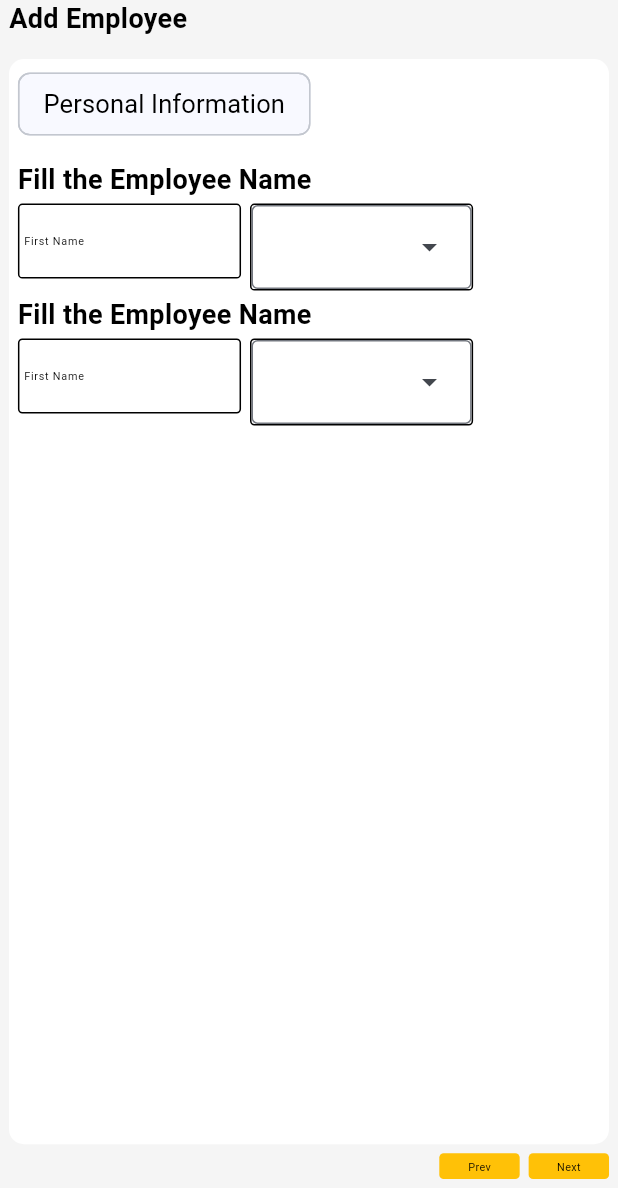
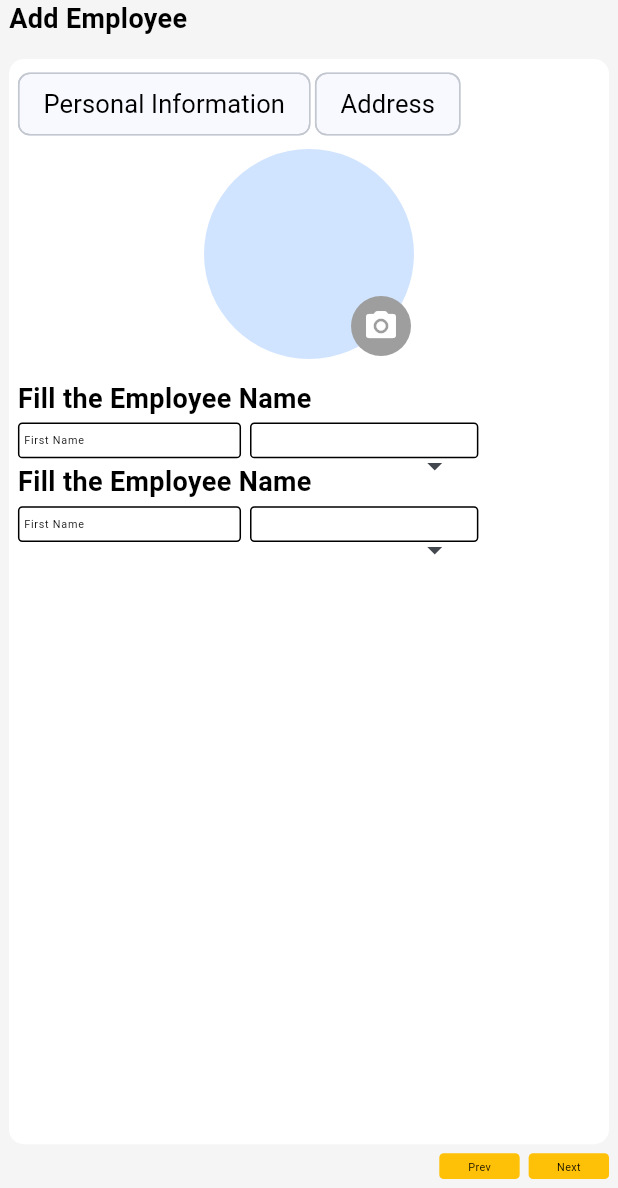
Before and after one commit to saravanan2k03/attandance_desktop_component, a Flutter app: the AddEmployeeData screen opened directly, on a phone screen of 412 x 824 dp, the part 48-1236 px from its top. Run offline on Flutter 3.47's test engine with Material 3 defaults, Android fonts, the phone set to English and light mode, and no system bars; our stand-ins replace sizer.

Commit message:
Implemented the Filling form

```diff
--- a/lib/EmployeeManagement/add_employee_data.dart
+++ b/lib/EmployeeManagement/add_employee_data.dart
@@ -68,6 +68,7 @@ class _AddEmployeeDataState extends State<AddEmployeeData> {
                         crossAxisAlignment: CrossAxisAlignment.start,
                         children: [
                           Wrap(
+                            spacing: 07.sp,
                             children: [
                               Chip(
                                 label: AppText.small(
@@ -75,8 +76,16 @@ class _AddEmployeeDataState extends State<AddEmployeeData> {
                                   fontSize: 17,
                                 ),
                               ),
+                              Chip(
+                                label: AppText.small(
+                                  "Address",
+                                  fontSize: 17,
+                                ),
+                              ),
                             ],
                           ),
+                          10.height,
+                          const ProfileUpload(),
                           15.height,
                           const Expanded(
                             child: SingleChildScrollView(
@@ -136,3 +145,39 @@ class _AddEmployeeDataState extends State<AddEmployeeData> {
     );
   }
 }
+
+class ProfileUpload extends StatelessWidget {
+  const ProfileUpload({
+    super.key,
+  });
+
+  @override
+  Widget build(BuildContext context) {
+    return const Row(
+      mainAxisAlignment: MainAxisAlignment.center,
+      children: [
+        Stack(
+          children: [
+            CircleAvatar(
+              radius: 70,
+            ),
+            Positioned(
+              bottom: 2,
+              right: 2,
+              child: CircleAvatar(
+                backgroundColor: Colors.grey,
+                radius: 20,
+                child: Center(
+                  child: Icon(
+                    Icons.camera_alt_rounded,
+                    color: Colors.white,
+                  ),
+                ),
+              ),
+            )
+          ],
+        )
+      ],
+    );
+  }
+}
--- a/lib/EmployeeManagement/custom_dropdown.dart
+++ b/lib/EmployeeManagement/custom_dropdown.dart
@@ -1,4 +1,6 @@
 import 'package:flutter/material.dart';
+import 'package:my_app/extension.dart';
+import 'package:sizer/sizer.dart';
 
 class MyDropdown extends StatefulWidget {
   const MyDropdown({super.key});
@@ -21,7 +23,14 @@ class MyDropdownState extends State<MyDropdown> {
   @override
   Widget build(BuildContext context) {
     return DropdownMenu<String>(
+      width: 50.sp,
       initialSelection: _selectedItem,
+      inputDecorationTheme: const InputDecorationTheme(
+        enabledBorder: InputBorder.none,
+        focusedBorder: InputBorder.none,
+        errorBorder: InputBorder.none,
+        disabledBorder: InputBorder.none,
+      ),
       dropdownMenuEntries:
           _dropdownItems.map<DropdownMenuEntry<String>>((String value) {
         return DropdownMenuEntry<String>(
@@ -35,6 +44,6 @@ class MyDropdownState extends State<MyDropdown> {
         });
       },
       hintText: "",
-    );
+    ).withPadding(padding: EdgeInsets.only(left: 05.sp));
   }
 }
--- a/lib/EmployeeManagement/filling_form.dart
+++ b/lib/EmployeeManagement/filling_form.dart
@@ -43,6 +43,7 @@ class CustomBorderTextForm extends StatelessWidget {
   Widget build(BuildContext context) {
     return Container(
       width: 50.sp,
+      height: 20.sp,
       decoration: BoxDecoration(
           border: Border.all(), borderRadius: BorderRadius.circular(07.sp)),
       child: const CustomTextFormField(
@@ -62,7 +63,7 @@ class CustomBorderDropDownForm extends StatelessWidget {
   @override
   Widget build(BuildContext context) {
     return Container(
-      width: 50.sp,
+      height: 20.sp,
       decoration: BoxDecoration(
           border: Border.all(), borderRadius: BorderRadius.circular(07.sp)),
       child: const MyDropdown(),
--- a/lib/main.dart
+++ b/lib/main.dart
@@ -1,5 +1,5 @@
 import 'package:flutter/material.dart';
-import 'package:my_app/EmployeeManagement/add_employee_data.dart';
+import 'package:my_app/EmployeeManagement/employee_details.dart';
 import 'package:sizer/sizer.dart';
 
 void main() {
@@ -22,7 +22,7 @@ class MyApp extends StatelessWidget {
           useMaterial3: true,
         ),
         debugShowCheckedModeBanner: false,
-        home: const AddEmployeeData(),
+        home: const EmployeeDetails(),
       );
     });
   }
```
Also changed, not shown: lib/EmployeeManagement/employee_details.dart (+23 -9 lines).
